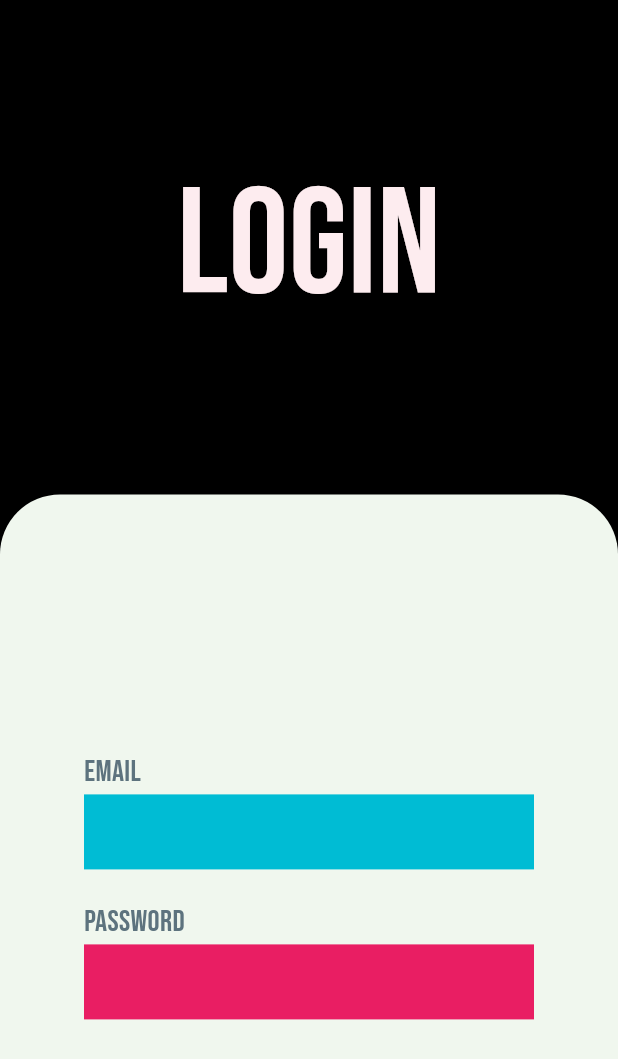
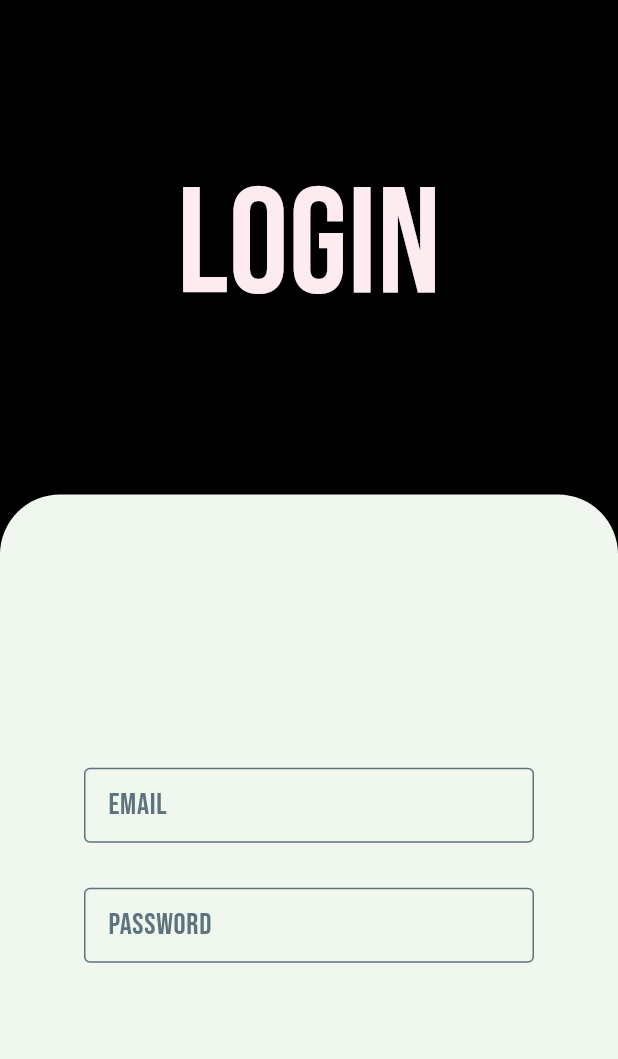
Before and after one commit to yurifilgueira/login_app_flutter, a Flutter app: the screen it shows after launch, on a phone screen of 412 x 824 dp. Shown: the top 1059 px of the screen. Run offline on Flutter 3.47's test engine with Material 3 defaults, Android fonts, the phone set to English and light mode, and no system bars; our stand-ins replace google_fonts.

Commit message:
Feat: Email and password text fields are done.

```diff
--- a/lib/main.dart
+++ b/lib/main.dart
@@ -60,7 +60,8 @@ class _LoginPageState extends State<LoginPage> {
   Widget build(BuildContext context) {
     return Scaffold(
       backgroundColor: Theme.of(context).colorScheme.surface,
-      body: Column(
+      body: SingleChildScrollView(
+        child: Column(
           children: [
             SizedBox(
                 height: MediaQuery.of(context).size.height * 0.40,
@@ -70,6 +71,7 @@ class _LoginPageState extends State<LoginPage> {
                 )),
             const LoginCard(),
           ],
+        ),
       ),
     );
   }
@@ -90,48 +92,63 @@ class LoginCard extends StatelessWidget {
         child: Container(
           decoration: _getDecorationLoginContainer(context),
           child: Column(
+            mainAxisAlignment: MainAxisAlignment.center,
             children: [
               SizedBox(
                 width: 300,
-                height: 200,
-                child: Align(
-                  alignment: Alignment.bottomLeft,
-                  child: Text(
-                    "Email",
-                    style: GoogleFonts.bebasNeue(
+                height: 50,
+                child: TextField(
+                  decoration: InputDecoration(
+                    border: const OutlineInputBorder(),
+                    enabledBorder: OutlineInputBorder(
+                      borderSide: BorderSide(
+                          color:
+                              Theme.of(context).colorScheme.onPrimaryContainer),
+                    ),
+                    labelText: 'Email',
+                    labelStyle: GoogleFonts.bebasNeue(
                         textStyle: TextStyle(
                             color: Theme.of(context)
                                 .colorScheme
                                 .onPrimaryContainer,
                             fontSize: 20)),
                   ),
+                  style: GoogleFonts.bebasNeue(
+                      textStyle: TextStyle(
+                          color:
+                              Theme.of(context).colorScheme.onPrimaryContainer,
+                          fontSize: 20)),
                 ),
               ),
-              Container(
-                width: 300,
-                height: 50,
-                color: Colors.cyan,
-              ),
+              const SizedBox(height: 30),
               SizedBox(
                 width: 300,
                 height: 50,
-                child: Align(
-                  alignment: Alignment.bottomLeft,
-                  child: Text(
-                    "Password",
-                    style: GoogleFonts.bebasNeue(
+                child: TextField(
+                  decoration: InputDecoration(
+                    border: const OutlineInputBorder(),
+                    enabledBorder: OutlineInputBorder(
+                      borderSide: BorderSide(
+                          color:
+                              Theme.of(context).colorScheme.onPrimaryContainer),
+                    ),
+                    focusColor:
+                        Theme.of(context).colorScheme.onPrimaryContainer,
+                    fillColor: Theme.of(context).colorScheme.onPrimaryContainer,
+                    labelText: 'Password',
+                    labelStyle: GoogleFonts.bebasNeue(
                         textStyle: TextStyle(
                             color: Theme.of(context)
                                 .colorScheme
                                 .onPrimaryContainer,
                             fontSize: 20)),
                   ),
+                  style: GoogleFonts.bebasNeue(
+                      textStyle: TextStyle(
+                          color:
+                              Theme.of(context).colorScheme.onPrimaryContainer,
+                          fontSize: 20)),
                 ),
-              ),
-              Container(
-                width: 300,
-                height: 50,
-                color: Colors.pink,
               ),
             ],
           ),
```
Lines whose indentation alone changed are shown as unchanged.
